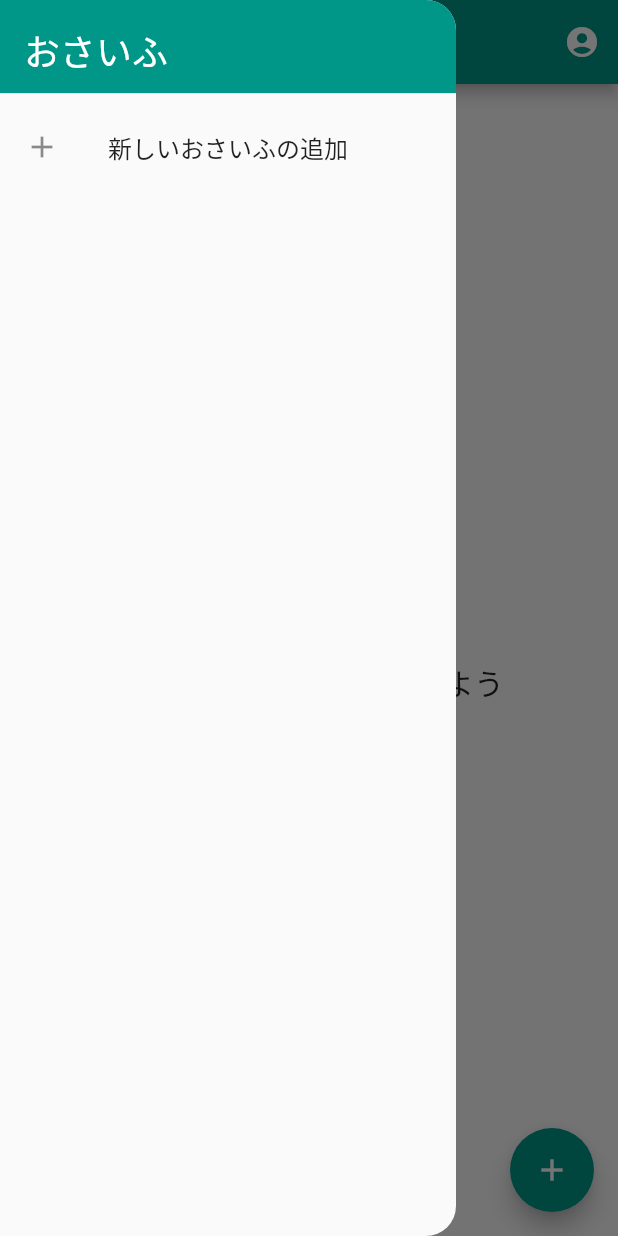
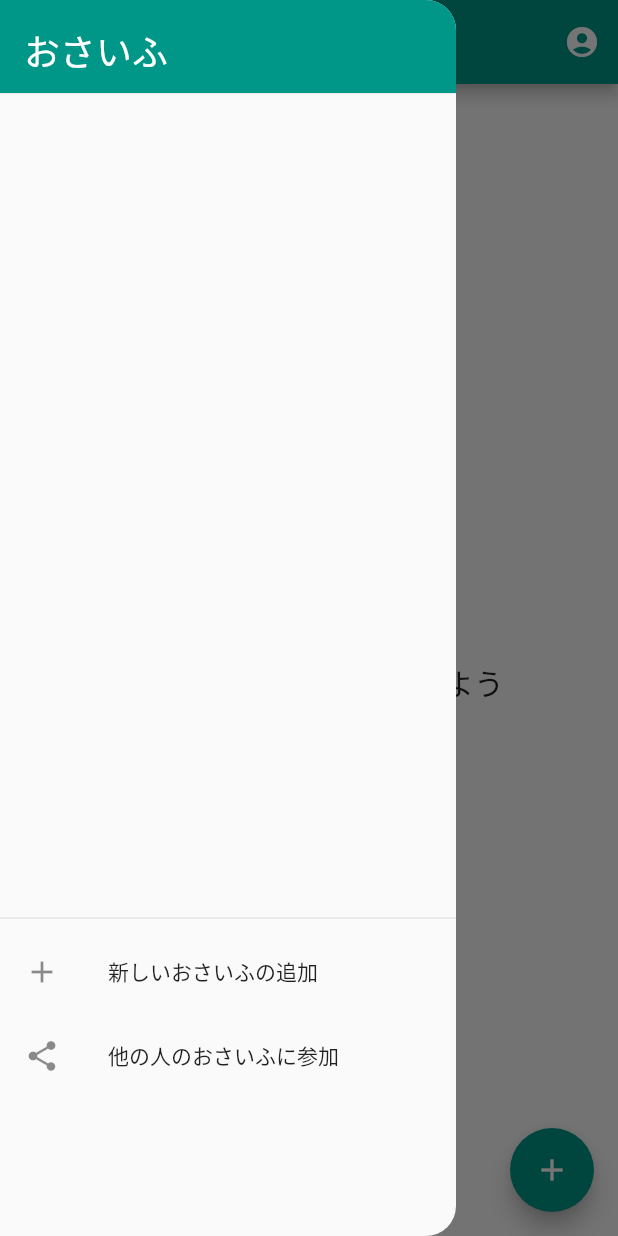
Before and after one commit to new-well/kakeibo, a Flutter app: the screen it shows once a user with an empty profile is signed in, with the side drawer open, on a phone screen of 412 x 824 dp. Run offline on Flutter 3.47's test engine with Material 2 defaults, Android fonts, the light colour scheme and no system bars; our stand-ins replace cloud_firestore, firebase_auth, firebase_core, google_sign_in; accounts and stored records are empty.

Commit message:
[update] おさいふの新規作成方法の変更

```diff
--- a/lib/home_page.dart
+++ b/lib/home_page.dart
@@ -108,13 +108,14 @@ class _HomePageState extends State<HomePage> {
   Widget build(BuildContext context) {
     final size = MediaQuery.of(context).size;
     final EdgeInsets padding = MediaQuery.of(context).padding;
-    double maxHeight = size.height - padding.top - padding.bottom - 50;
+    double maxHeight = size.height - padding.top - padding.bottom - 100;
 
     final double resultAreaHeight = maxHeight * (20 / 100);
     final double historyAreaHeight = maxHeight * (80 / 100);
 
     return Scaffold(
       key: _scaffoldKey,
+      resizeToAvoidBottomInset: false,
       appBar: AppBar(
           title: wallets.isEmpty
               ? const Text('')
--- a/lib/wallet_drawer.dart
+++ b/lib/wallet_drawer.dart
@@ -1,8 +1,10 @@
 import 'package:flutter/material.dart';
+
 import 'package:kakeibo/wallet.dart';
 import 'package:kakeibo/wallet_drawer_header.dart';
+import 'package:kakeibo/wallet_input_dialog.dart';
 
-class WalletDrawer extends StatefulWidget {
+class WalletDrawer extends StatelessWidget {
   const WalletDrawer(
       {Key? key,
       required this.height,
@@ -19,29 +21,12 @@ class WalletDrawer extends StatefulWidget {
   final Function removeWalletFunc;
 
   @override
-  State<WalletDrawer> createState() => _WalletDrawerState();
-}
+  Widget build(BuildContext context) {
+    const double drawerHeaderHeight = 70;
+    const double drawerMarginHeight = 100;
+    const double drawerFooterHeight = 120;
 
-class _WalletDrawerState extends State<WalletDrawer> {
-  bool isEdit = false;
-  final _nameEditingController = TextEditingController();
-  final _nonFocusNode = FocusNode();
-  static const double drawerHeaderHeight = 70;
-  static const double drawerMarginHeight = 100;
-
-  @override
-  void dispose() {
-    _nameEditingController.dispose();
-    super.dispose();
-  }
-
-  @override
-  Widget build(BuildContext context) {
-    return Focus(
-      focusNode: _nonFocusNode,
-      child: GestureDetector(
-        onTap: _nonFocusNode.requestFocus,
-        child: SafeArea(
+    return SafeArea(
       child: ClipRRect(
         borderRadius: const BorderRadius.only(
           topRight: Radius.circular(20),
@@ -52,68 +37,66 @@ class _WalletDrawerState extends State<WalletDrawer> {
             children: [
               const WalletDrawerHeader(height: drawerHeaderHeight),
               SizedBox(
-                    height:
-                        widget.height - drawerHeaderHeight - drawerMarginHeight,
+                height: height -
+                    drawerHeaderHeight -
+                    drawerMarginHeight -
+                    drawerFooterHeight,
                 child: Scrollbar(
                   child: ListView.builder(
-                        itemCount: widget.wallets.length + 1,
+                    itemCount: wallets.length,
                     itemBuilder: (context, index) {
-                          if (index != widget.wallets.length) {
                       return ListTile(
                         trailing: TextButton(
                           child: const Icon(Icons.clear),
-                                onPressed: () => widget.removeWalletFunc(index),
+                          onPressed: () => removeWalletFunc(index),
                         ),
                         title: TextButton.icon(
                           label: Align(
                             alignment: Alignment.centerLeft,
                             child: Text(
-                                    '${widget.wallets[index].name}',
+                              '${wallets[index].name}',
                             ),
                           ),
                           icon: const Icon(Icons.wallet),
                           onPressed: () {
-                                  widget.onTapFunc(index);
+                            onTapFunc(index);
                             Navigator.pop(context);
                           },
                         ),
                       );
-                          } else if (!isEdit) {
-                            return ListTile(
-                              leading: const Icon(Icons.add),
-                              title: const Text(
-                                '新しいおさいふの追加',
-                                style: TextStyle(fontSize: 16),
-                              ),
-                              onTap: () {
-                                setState(() {
-                                  isEdit = true;
-                                });
-                              },
-                            );
-                          } else {
-                            return ListTile(
-                              leading: const Icon(Icons.wallet),
-                              title: TextField(
-                                controller: _nameEditingController,
-                                autofocus: true,
-                                onSubmitted: (value) {
-                                  Navigator.pop(context);
-                                  widget.addWalletFunc(Wallet(name: value));
                     },
                   ),
-                            );
+                ),
+              ),
+              Align(
+                alignment: FractionalOffset.bottomCenter,
+                child: Column(
+                  children: <Widget>[
+                    const Divider(),
+                    ListTile(
+                      leading: const Icon(Icons.add),
+                      title: const Text('新しいおさいふの追加'),
+                      onTap: () async {
+                        String? walletName = await showDialog(
+                            context: context,
+                            builder: (BuildContext context) =>
+                                const WalletInputDialog());
+                        if (walletName != null) {
+                          addWalletFunc(Wallet(name: walletName));
                         }
                       },
                     ),
+                    const ListTile(
+                      leading: Icon(Icons.share),
+                      title: Text('他の人のおさいふに参加'),
+                    )
+                  ],
                 ),
               ),
             ],
           ),
         ),
       ),
-        ),
-      ),
     );
   }
 }
```
Also changed, not shown: lib/wallet_input_dialog.dart (added, +71 -0 lines). Lines whose indentation alone changed are shown as unchanged.
